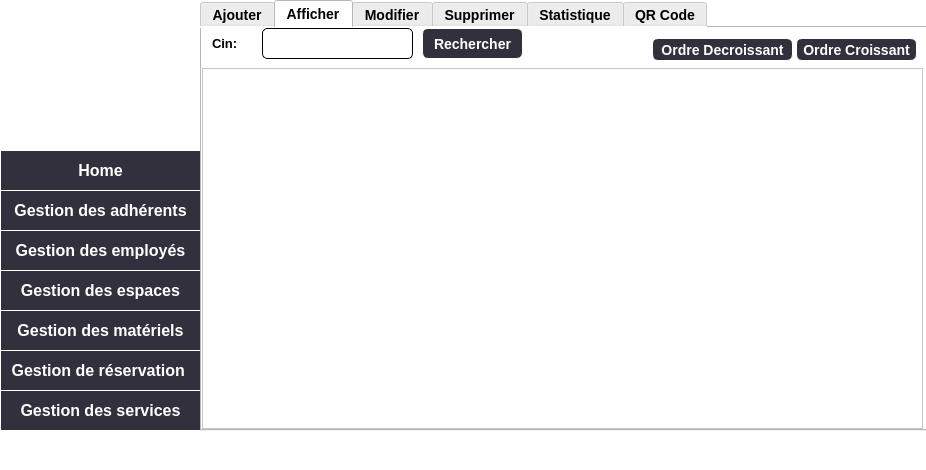
Qt form adherent/mainwindow.ui (OussemaDv/Smart_Coworking_Space_2A39) before a commit.
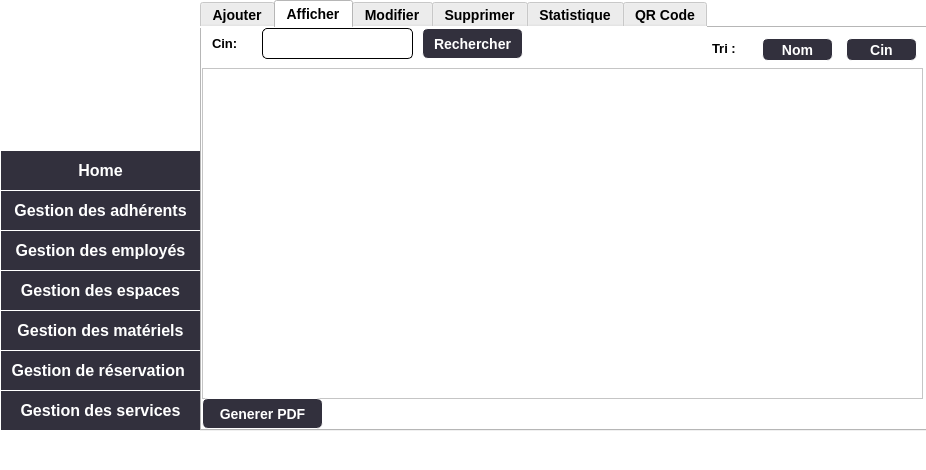
The same form after that commit. The open tabs and pages were chosen to show the change. Icons and pictures are not drawn.

What changed in the file:
```diff
--- a/adherent/mainwindow.ui
+++ b/adherent/mainwindow.ui
@@ -254,7 +254,7 @@
 }</string>
     </property>
     <property name="currentIndex">
-     <number>2</number>
+     <number>5</number>
     </property>
     <widget class="QWidget" name="Ajouter">
      <property name="styleSheet">
@@ -542,7 +542,7 @@
         <x>0</x>
         <y>40</y>
         <width>721</width>
-        <height>361</height>
+        <height>331</height>
        </rect>
       </property>
      </widget>
@@ -607,17 +607,65 @@
        <string>Rechercher</string>
       </property>
      </widget>
-     <widget class="QPushButton" name="croissant">
+     <widget class="QPushButton" name="tri_cin">
       <property name="geometry">
        <rect>
-        <x>594</x>
+        <x>644</x>
         <y>10</y>
+        <width>71</width>
+        <height>23</height>
+       </rect>
+      </property>
+      <property name="styleSheet">
+       <string notr="true">#tri_cin{
+    background-color: #32303D;
+    border-style: outset;
+    border-width: 1px;
+    font: bold 14px;
+    color:#ffffff;
+    padding: 2px;
+	border-radius:6px;
+}</string>
+      </property>
+      <property name="text">
+       <string>Cin</string>
+      </property>
+     </widget>
+     <widget class="QPushButton" name="tri_nom">
+      <property name="geometry">
+       <rect>
+        <x>560</x>
+        <y>10</y>
+        <width>71</width>
+        <height>23</height>
+       </rect>
+      </property>
+      <property name="styleSheet">
+       <string notr="true">#tri_nom{
+    background-color: #32303D;
+    border-style: outset;
+    border-width: 1px;
+    font: bold 14px;
+    color:#ffffff;
+    padding: 2px;
+	border-radius:6px;
+}</string>
+      </property>
+      <property name="text">
+       <string>Nom</string>
+      </property>
+     </widget>
+     <widget class="QPushButton" name="pdf">
+      <property name="geometry">
+       <rect>
+        <x>0</x>
+        <y>370</y>
         <width>121</width>
-        <height>23</height>
+        <height>31</height>
        </rect>
       </property>
       <property name="styleSheet">
-       <string notr="true">#croissant{
+       <string notr="true">#pdf{
     background-color: #32303D;
     border-style: outset;
     border-width: 1px;
@@ -628,31 +676,25 @@
 }</string>
       </property>
       <property name="text">
-       <string>Ordre Croissant</string>
+       <string>Generer PDF</string>
       </property>
      </widget>
-     <widget class="QPushButton" name="decroissant">
+     <widget class="QLabel" name="label_35">
       <property name="geometry">
        <rect>
-        <x>450</x>
+        <x>510</x>
         <y>10</y>
-        <width>141</width>
-        <height>23</height>
+        <width>41</width>
+        <height>21</height>
        </rect>
       </property>
       <property name="styleSheet">
-       <string notr="true">#decroissant{
-    background-color: #32303D;
-    border-style: outset;
-    border-width: 1px;
-    font: bold 14px;
-    color:#ffffff;
-    padding: 2px;
-	border-radius:6px;
-}</string>
+       <string notr="true">color: rgb(0, 0, 0);
+font-size: 13px;
+font:bold;</string>
       </property>
       <property name="text">
-       <string>Ordre Decroissant</string>
+       <string>Tri :</string>
       </property>
      </widget>
     </widget>
@@ -927,7 +969,7 @@
       <property name="geometry">
        <rect>
         <x>260</x>
-        <y>90</y>
+        <y>70</y>
         <width>91</width>
         <height>31</height>
        </rect>
@@ -951,7 +993,7 @@
       <property name="geometry">
        <rect>
         <x>6</x>
-        <y>94</y>
+        <y>80</y>
         <width>61</width>
         <height>20</height>
        </rect>
@@ -987,7 +1029,7 @@
       <property name="geometry">
        <rect>
         <x>80</x>
-        <y>90</y>
+        <y>70</y>
         <width>151</width>
         <height>31</height>
        </rect>
@@ -1010,26 +1052,49 @@
      <attribute name="title">
       <string>QR Code</string>
      </attribute>
-     <widget class="QPushButton" name="QRcode">
+     <widget class="QGraphicsView" name="qrview">
       <property name="geometry">
        <rect>
-        <x>150</x>
+        <x>300</x>
+        <y>20</y>
+        <width>401</width>
+        <height>371</height>
+       </rect>
+      </property>
+     </widget>
+     <widget class="QComboBox" name="cin_qr">
+      <property name="geometry">
+       <rect>
+        <x>94</x>
+        <y>20</y>
+        <width>151</width>
+        <height>31</height>
+       </rect>
+      </property>
+      <property name="styleSheet">
+       <string notr="true">border: 1px solid;
+border-radius: 5px;
+color: rgb(0, 0, 0);
+font-size: 12px;
+font:bold;</string>
+      </property>
+     </widget>
+     <widget class="QLabel" name="label_2">
+      <property name="geometry">
+       <rect>
+        <x>20</x>
         <y>30</y>
-        <width>381</width>
-        <height>351</height>
+        <width>61</width>
+        <height>20</height>
        </rect>
       </property>
       <property name="styleSheet">
-       <string notr="true">#QRcode {
-background-color: transparent;
-border-image: url(:/images/QRcode.png);
-background: none;
-border: none;
-background-repeat: none;
-}</string>
+       <string notr="true">color: rgb(0, 0, 0);
+font-size: 13px;
+font:bold;</string>
       </property>
       <property name="text">
-       <string/>
+       <string>cin:</string>
       </property>
      </widget>
     </widget>
```
